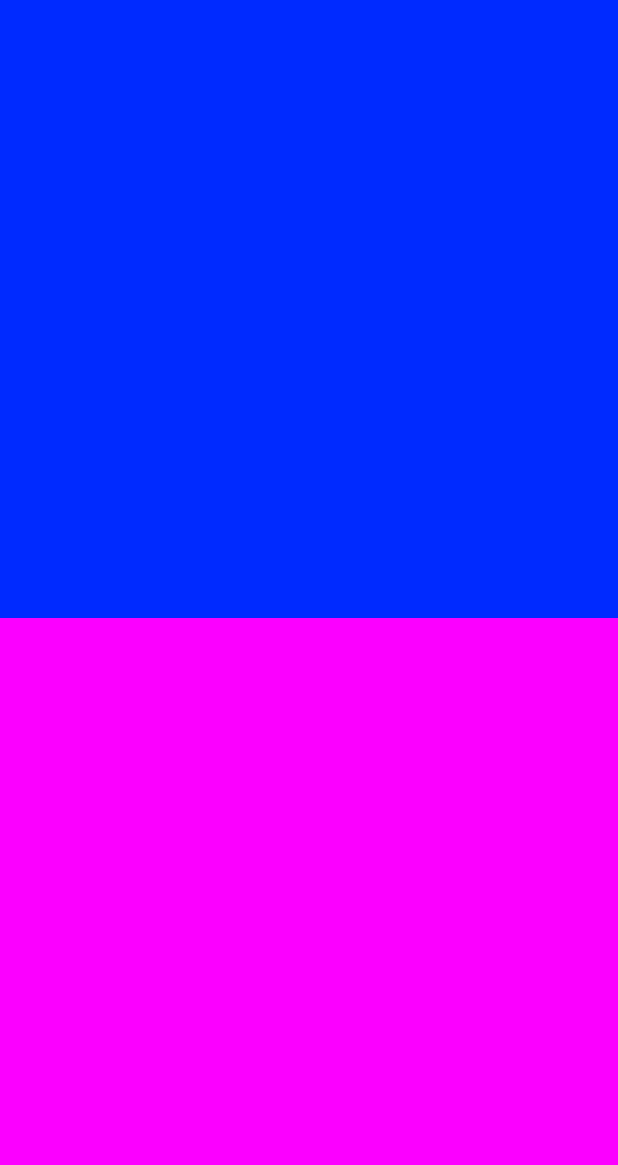
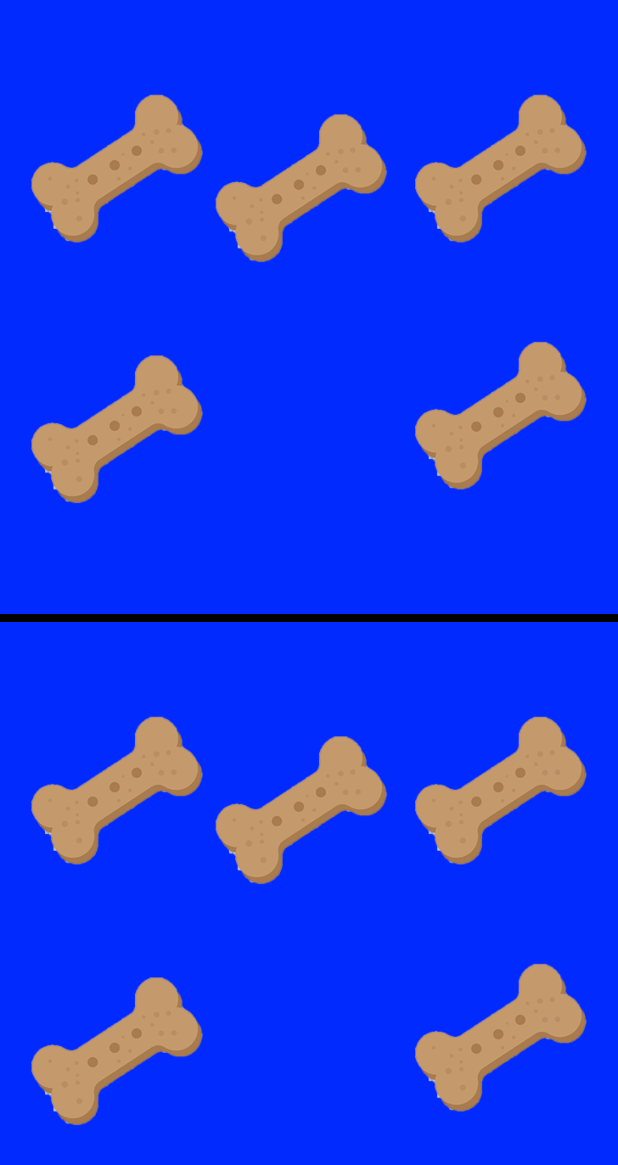
Before and after one commit to zsra/SMNIST, an Android app: the TestActivity screen opened directly, with no data from a screen before it, on a phone screen of 412 x 824 dp. Shown: the top 1165 px of the screen. Run offline under Robolectric (Android 15) with nearby library versions, the phone set to English and light mode, and no system bars; libraries missing offline, so code that uses them is left out: com.r0adkll.slidr; 2 statements that could not run were skipped.

Commit message:
Test setup
change imageview image

```diff
--- a/app/src/main/java/hu/zsra/smnist/TestActivity.kt
+++ b/app/src/main/java/hu/zsra/smnist/TestActivity.kt
@@ -2,9 +2,12 @@ package hu.zsra.smnist
 
 import android.os.Bundle
 import android.view.View
+import android.widget.ImageView
 import androidx.appcompat.app.AppCompatActivity
 import com.r0adkll.slidr.Slidr
 import com.r0adkll.slidr.model.SlidrInterface
+import hu.zsra.smnist.core.Test
+import kotlinx.android.synthetic.main.activity_test.*
 
 class TestActivity : AppCompatActivity() {
 
@@ -12,14 +15,20 @@ class TestActivity : AppCompatActivity() {
     override fun onCreate(savedInstanceState: Bundle?) {
         super.onCreate(savedInstanceState)
         setContentView(R.layout.activity_test)
+        confDefault()
 
+        val test : Test = Test()
+
+        setImageBackground(imgv_top, test)
+        setImageBackground(imgv_bot, test)
+
+        imgTopClickEventListener(test)
+        imgBotClickEventListener(test)
+
+    }
+
+    private fun confDefault() : Unit {
         hideActionBar()
-
-        window.decorView.apply {
-            systemUiVisibility = View.SYSTEM_UI_FLAG_HIDE_NAVIGATION or
-                    View.SYSTEM_UI_FLAG_FULLSCREEN
-        }
-
         val slidr : SlidrInterface = Slidr.attach(this)
         slidr.unlock()
     }
@@ -29,4 +38,39 @@ class TestActivity : AppCompatActivity() {
             supportActionBar?.hide()
         }
     }
+
+    private fun setImageBackground(imgView : ImageView, test : Test) : Unit {
+
+        val resource = getImageResourcesRandom(test)
+        imgView.setTag(resource)
+        imgView.setImageResource(resource)
+
+    }
+
+    private fun imgTopClickEventListener(test : Test){
+        imgv_top.setOnClickListener {
+
+            setImageBackground(imgv_top, test)
+        }
+    }
+
+    private fun imgBotClickEventListener(test : Test){
+        imgv_bot.setOnClickListener {
+
+            setImageBackground(imgv_bot, test)
+        }
+    }
+
+    private fun getImageResourcesRandom(test : Test) : Int {
+        when(test.randomAmountOfSnacks) {
+            1 -> return R.drawable.dog_snack1
+            2 -> return R.drawable.dog_snack2
+            3 -> return R.drawable.dog_snack3
+            4 -> return R.drawable.dog_snack4
+            5 -> return R.drawable.dog_snack5
+            6 -> return R.drawable.dog_snack6
+        }
+
+        return 0
+    }
 }
--- /dev/null
+++ b/app/src/main/java/hu/zsra/smnist/core/ITest.java
@@ -0,0 +1,7 @@
+package hu.zsra.smnist.core;
+
+public interface ITest {
+
+    double calcPercentage();
+    int getRandomAmountOfSnacks();
+}
--- /dev/null
+++ b/app/src/main/java/hu/zsra/smnist/core/Test.java
@@ -0,0 +1,36 @@
+package hu.zsra.smnist.core;
+
+import java.util.Random;
+
+public class Test implements ITest {
+
+    private int ChossedMoreSnackNumber;
+
+    public Test(){
+        this.ChossedMoreSnackNumber = 0;
+    }
+
+    @Override
+    public double calcPercentage() {
+        return 0;
+    }
+
+    @Override
+    public int getRandomAmountOfSnacks() {
+        Random rnd = new Random();
+        int max = 6;
+        int min = 1;
+
+        int result = rnd.nextInt((max - min) + 1) + min;
+
+        return result;
+    }
+
+    public void setChossedMoreSnackNumber(int chossedMoreSnackNumber) {
+        ChossedMoreSnackNumber = chossedMoreSnackNumber;
+    }
+
+    public int getChossedMoreSnackNumber(){
+        return this.ChossedMoreSnackNumber;
+    }
+}
--- a/app/src/main/res/layout/activity_test.xml
+++ b/app/src/main/res/layout/activity_test.xml
@@ -2,20 +2,25 @@
 <LinearLayout xmlns:android="http://schemas.android.com/apk/res/android"
     xmlns:app="http://schemas.android.com/apk/res-auto"
     xmlns:tools="http://schemas.android.com/tools"
-    android:orientation="vertical"
+    android:id="@+id/test_container"
     android:layout_width="match_parent"
     android:layout_height="match_parent"
 
+    android:background="@color/colorTestBackground"
+    android:orientation="vertical"
     tools:context=".TestActivity">
 
     <ImageView
         android:id="@+id/imgv_top"
-        style="@style/ImageContainer"
-        app:srcCompat="@color/colorTop" />
+        style="@style/ImageContainer" />
+
+    <View
+        android:layout_width="match_parent"
+        android:layout_height="5dp"
+        android:background="@android:color/black"/>
 
     <ImageView
         android:id="@+id/imgv_bot"
-        style="@style/ImageContainer"
-        app:srcCompat="@color/colorBottom" />
+        style="@style/ImageContainer" />
 
 </LinearLayout>
--- a/app/src/main/res/values/colors.xml
+++ b/app/src/main/res/values/colors.xml
@@ -3,6 +3,5 @@
     <color name="colorPrimary">#008577</color>
     <color name="colorPrimaryDark">#00574B</color>
     <color name="colorAccent">#D81B60</color>
-    <color name="colorTop">#002aff</color>
-    <color name="colorBottom">#fb00ff</color>
+    <color name="colorTestBackground">#002AFF</color>
 </resources>
```
